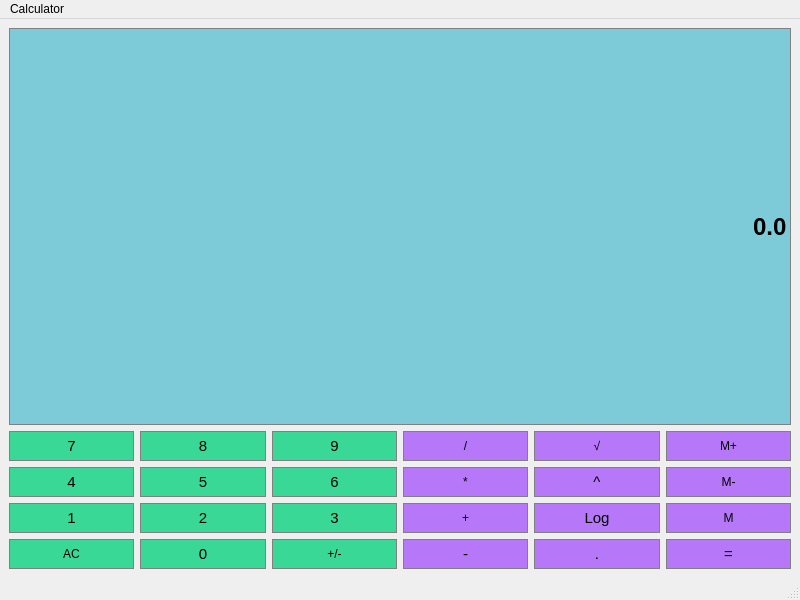
Above: calculator.ui from PhilipJovanovic00/FirstGuiCalculator before the change. Below: the same form after it.
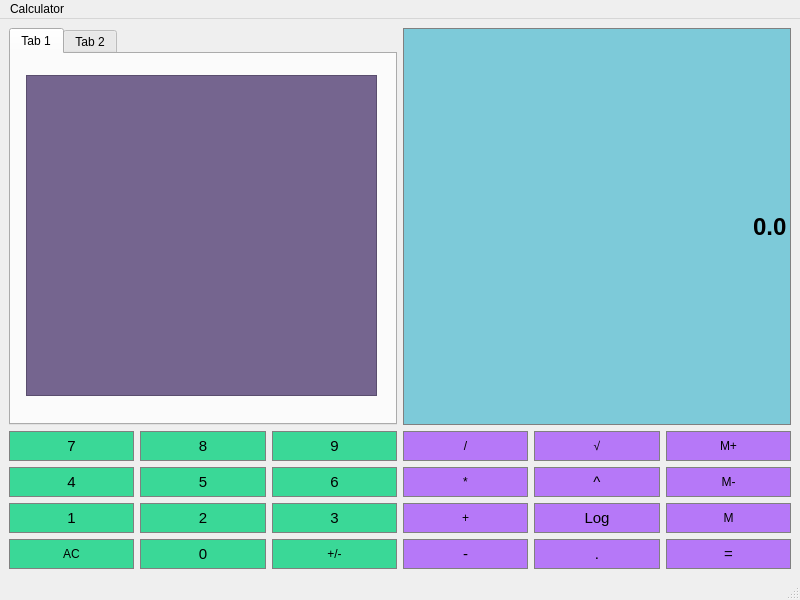
That is the form after the change.

Commit message: added a tab and a list in the ui

Patch:
```diff
--- a/calculator.ui
+++ b/calculator.ui
@@ -10,6 +10,12 @@
     <height>600</height>
    </rect>
   </property>
+  <property name="sizePolicy">
+   <sizepolicy hsizetype="Preferred" vsizetype="Fixed">
+    <horstretch>0</horstretch>
+    <verstretch>0</verstretch>
+   </sizepolicy>
+  </property>
   <property name="windowTitle">
    <string>Calculator</string>
   </property>
@@ -324,35 +330,6 @@
       </property>
      </widget>
     </item>
-    <item row="0" column="0" colspan="6">
-     <widget class="QLineEdit" name="Display">
-      <property name="sizePolicy">
-       <sizepolicy hsizetype="Preferred" vsizetype="Expanding">
-        <horstretch>0</horstretch>
-        <verstretch>0</verstretch>
-       </sizepolicy>
-      </property>
-      <property name="font">
-       <font>
-        <pointsize>18</pointsize>
-        <bold>true</bold>
-       </font>
-      </property>
-      <property name="styleSheet">
-       <string notr="true">QLineEdit {
-	background-color: #7dcad9;
-	border: 1px solid gray;
-	color: #000000;
-}</string>
-      </property>
-      <property name="text">
-       <string>0.0</string>
-      </property>
-      <property name="alignment">
-       <set>Qt::AlignRight|Qt::AlignTrailing|Qt::AlignVCenter</set>
-      </property>
-     </widget>
-    </item>
     <item row="3" column="3">
      <widget class="QPushButton" name="Add">
       <property name="sizePolicy">
@@ -722,6 +699,68 @@
       </property>
      </widget>
     </item>
+    <item row="0" column="3" colspan="3">
+     <widget class="QLineEdit" name="Display">
+      <property name="sizePolicy">
+       <sizepolicy hsizetype="Preferred" vsizetype="Expanding">
+        <horstretch>0</horstretch>
+        <verstretch>0</verstretch>
+       </sizepolicy>
+      </property>
+      <property name="font">
+       <font>
+        <pointsize>18</pointsize>
+        <bold>true</bold>
+       </font>
+      </property>
+      <property name="styleSheet">
+       <string notr="true">QLineEdit {
+	background-color: #7dcad9;
+	border: 1px solid gray;
+	color: #000000;
+}</string>
+      </property>
+      <property name="text">
+       <string>0.0</string>
+      </property>
+      <property name="alignment">
+       <set>Qt::AlignRight|Qt::AlignTrailing|Qt::AlignVCenter</set>
+      </property>
+     </widget>
+    </item>
+    <item row="0" column="0" colspan="3">
+     <widget class="QTabWidget" name="tabWidget">
+      <property name="styleSheet">
+       <string notr="true">QListView{
+	background-color: #75658f;
+	color: #ffffff;
+}</string>
+      </property>
+      <property name="currentIndex">
+       <number>0</number>
+      </property>
+      <widget class="QWidget" name="tab">
+       <attribute name="title">
+        <string>Tab 1</string>
+       </attribute>
+       <widget class="QListView" name="listView">
+        <property name="geometry">
+         <rect>
+          <x>15</x>
+          <y>21</y>
+          <width>351</width>
+          <height>321</height>
+         </rect>
+        </property>
+       </widget>
+      </widget>
+      <widget class="QWidget" name="tab_2">
+       <attribute name="title">
+        <string>Tab 2</string>
+       </attribute>
+      </widget>
+     </widget>
+    </item>
    </layout>
   </widget>
   <widget class="QMenuBar" name="menubar">
```
The commit also changes 2 other files.
